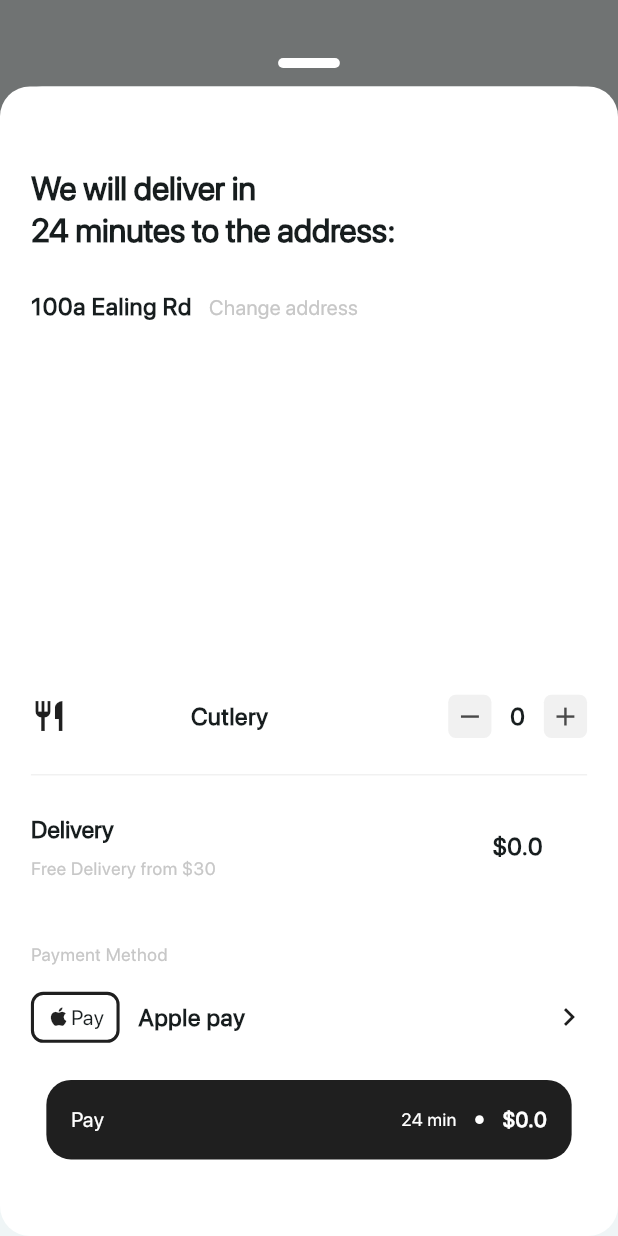
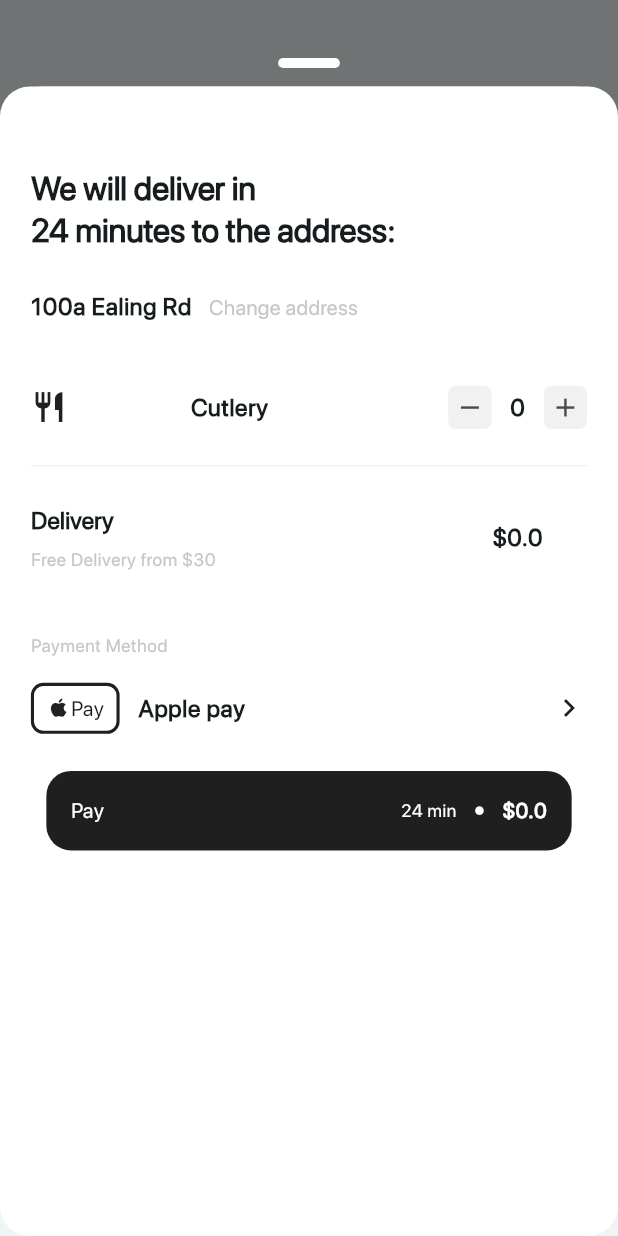
Before and after one commit to Deepak-K92/keus, a Flutter app: what showCartBottomSheet() shows on an empty page, opened directly with empty values, on a phone screen of 412 x 824 dp. Run offline on Flutter 3.47's test engine with Material 3 defaults, Android fonts, the phone set to English and light mode, and no system bars; our stand-ins replace bloc, equatable, flutter_bloc, flutter_svg, get, get_it and 2 more.

```diff
--- a/lib/cubit/food_items_cubit.dart
+++ b/lib/cubit/food_items_cubit.dart
@@ -136,6 +136,9 @@ class FoodItemsCubit extends Cubit<FoodItemsState> {
   void subItemQuant({required int quant, required CartModel item}) {
     if (item.quantity == 1) {
       cartItems.remove(item);
+      if (cartItems.isEmpty) {
+        Get.back();
+      }
     } else {
       int temp = 0;
       temp = quant;
--- a/lib/presentation/cart/cart_bottom_sheet.dart
+++ b/lib/presentation/cart/cart_bottom_sheet.dart
@@ -72,7 +72,8 @@ showCartBottomSheet({
                   ),
                   //Cart Items
                   SizedBox(
-                    height: 25.h,
+                    //In case of FixedHeight uncomment below code.
+                    // height: 25.h,
                     child: Scrollbar(
                       trackVisibility: true,
                       child: SingleChildScrollView(
```
Also changed, not shown: 6 other files.
